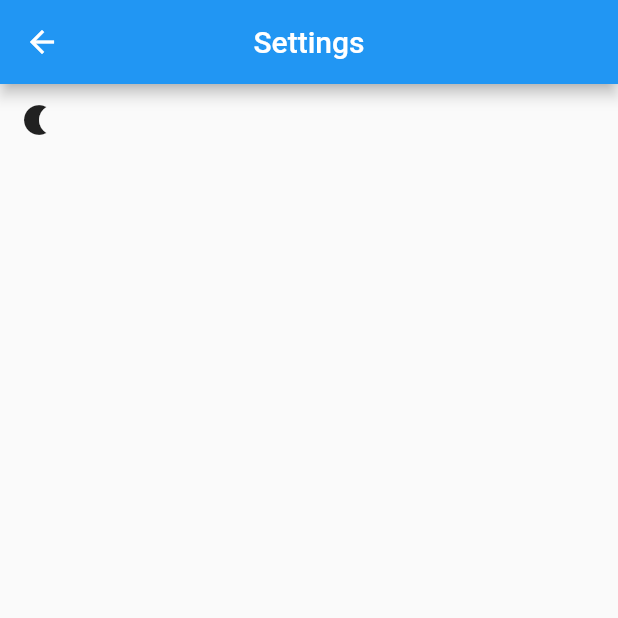
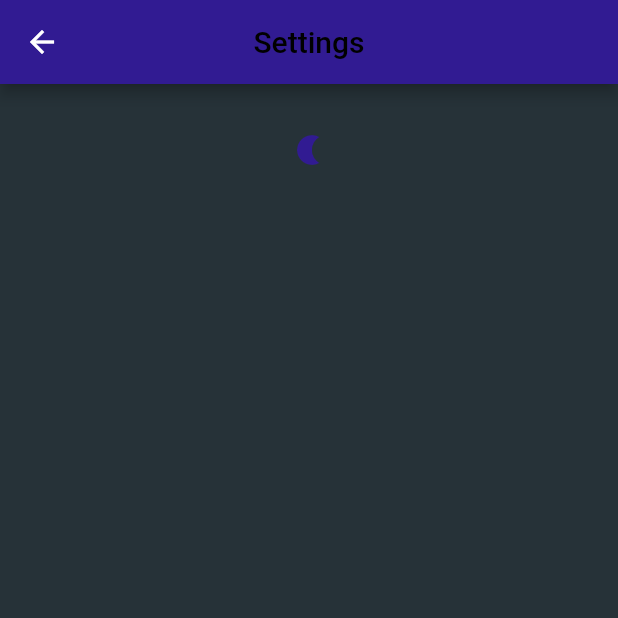
Before and after one commit to Mataiaz/ShoppingApp, a Flutter app: the Settings screen opened by its route, after a tap on the "nightlight" icon, on a phone screen of 412 x 824 dp, the top half of it. Run offline on Flutter 3.47's test engine with Material 2 defaults, Android fonts, the phone set to English and light mode, and no system bars.

Commit message:
added a color scheme we can use and made a prototype nightMode function

```diff
--- a/lib/help_page/help.dart
+++ b/lib/help_page/help.dart
@@ -1,6 +1,7 @@
 import 'package:flutter/material.dart';
 import 'support_card.dart';
 import 'support.dart';
+import 'package:shopping_app/pages/settings.dart';
 
 class Help extends StatefulWidget {
 
--- a/lib/pages/checkout.dart
+++ b/lib/pages/checkout.dart
@@ -1,4 +1,5 @@
 import 'package:flutter/material.dart';
+import 'package:shopping_app/pages/settings.dart';
 
 class Checkout extends StatefulWidget {
   const Checkout({Key? key}) : super(key: key);
--- a/lib/pages/home.dart
+++ b/lib/pages/home.dart
@@ -1,4 +1,5 @@
 import 'package:flutter/material.dart';
+import 'package:shopping_app/pages/settings.dart';
 
 class Home extends StatefulWidget {
   const Home({Key? key}) : super(key: key);
@@ -13,6 +14,7 @@ class _HomeState extends State<Home> {
     return Scaffold(
       body: SafeArea(
         child: Container(
+          color: Colors.white,
           child: Center(
             child: Column(
               children: <Widget>[
--- a/lib/pages/loading.dart
+++ b/lib/pages/loading.dart
@@ -1,4 +1,5 @@
 import 'package:flutter/material.dart';
+import 'package:shopping_app/pages/settings.dart';
 
 class Loading extends StatefulWidget {
   const Loading({Key? key}) : super(key: key);
--- a/lib/pages/settings.dart
+++ b/lib/pages/settings.dart
@@ -13,18 +13,34 @@ class _SettingsState extends State<Settings> {
 
   @override
   Widget build(BuildContext context) {
+
+    Color? bnColor = isNightMode ? Colors.deepPurple[900] : Colors.red;
+    Color? bgColor = isNightMode ? Colors.blueGrey[900] : Colors.white;
+    Color? txColor = isNightMode ? Colors.black : Colors.white;
+
+
     return Scaffold(
+      backgroundColor: bgColor,
       appBar: AppBar(
-        title: Text('Settings'),
+        title: Text('Settings',
+          style: TextStyle(color: txColor),
+        ),
+        backgroundColor: bnColor,
         centerTitle: true,
       ),
       body: Column(
         children: <Widget>[
-          IconButton(
-              onPressed: () {
-                isNightMode = true;
-                },
-            icon: Icon(Icons.nightlight
+          SizedBox(height: 20),
+          Center(
+            child: IconButton(
+                onPressed: () {
+                  setState(() {
+                    isNightMode = !isNightMode;
+                  });
+                  },
+              icon: Icon(Icons.nightlight,
+                color: bnColor,
+              ),
             ),
           ),
         ],
```
